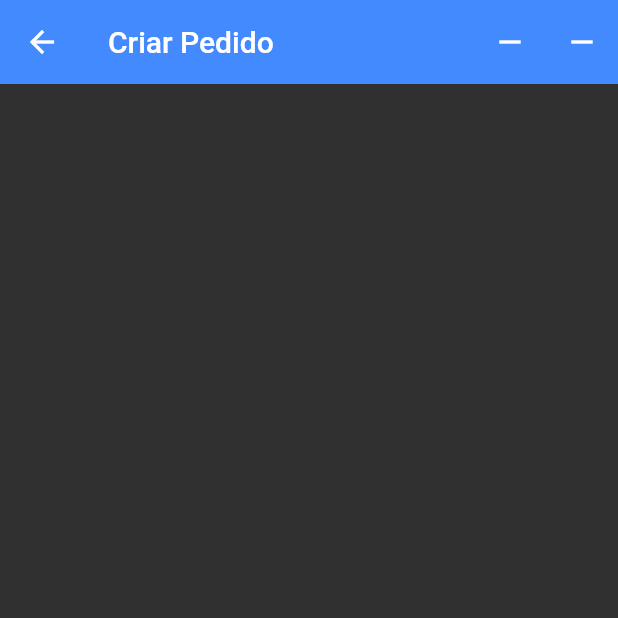
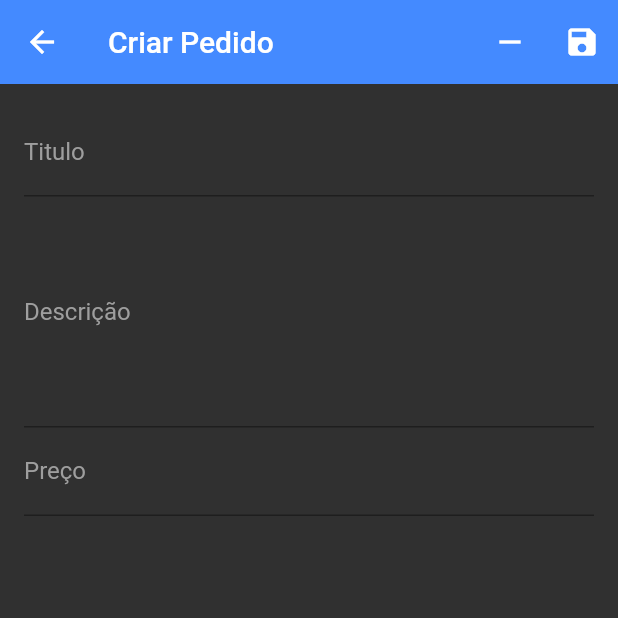
Before and after one commit to Greynowver/gerencia_loja, a Flutter app: the ProductScreen screen opened directly, on a phone screen of 412 x 824 dp, the top half of it. Run offline on Flutter 3.47's test engine with Material 2 defaults, Android fonts, the phone set to English and light mode, and no system bars; our stand-ins replace cloud_firestore, firebase_auth, flutter_speed_dial, rxdart, shimmer; missing offline and left inert: bloc_pattern; accounts and stored records are empty.

Commit message:
244. Exibindo Título, Descrição e preço do produto

```diff
--- a/lib/blocs/product_bloc.dart
+++ b/lib/blocs/product_bloc.dart
@@ -1,15 +1,36 @@
 import 'package:bloc_pattern/bloc_pattern.dart';
 import 'package:cloud_firestore/cloud_firestore.dart';
+import 'package:rxdart/rxdart.dart';
 
 class ProductBloc extends BlocBase {
+
+  final _dataController = BehaviorSubject<Map>();
+
+  Stream<Map> get outData => _dataController.stream;
 
   String categoryId;
   DocumentSnapshot product;
 
-  ProductBloc({this.product, this.categoryId});
+  Map<String, dynamic> unsavedData;
+
+  ProductBloc({this.product, this.categoryId}){
+    if(product != null){
+
+      unsavedData = Map.of(product.data);
+      unsavedData["images"] = List.of(product.data["images"]);
+      unsavedData["sizes"] = List.of(product.data["sizes"]);
+    } else {
+      unsavedData = {
+        "title" : null, "description" : null, "price" : null, "images": [], "sizes": []
+      };
+    }
+
+    _dataController.add(unsavedData);
+  }
 
   @override
   void dispose() {
+    _dataController.close();
   }
 
 }
--- a/lib/screens/product_screen.dart
+++ b/lib/screens/product_screen.dart
@@ -14,6 +14,19 @@ class ProductScreen extends StatelessWidget {
 
   @override
   Widget build(BuildContext context) {
+
+    InputDecoration _buildDecoration(String label){
+      return InputDecoration(
+        labelText: label,
+        labelStyle: TextStyle(color: Colors.grey)
+      );
+    }
+
+    final _fieldStyle = TextStyle(
+      color: Colors.white,
+      fontSize: 16,
+    );
+
     return Scaffold(
       backgroundColor: Colors.grey[850],
       appBar: AppBar(
@@ -27,7 +40,7 @@ class ProductScreen extends StatelessWidget {
               }
           ),
           IconButton(
-              icon: Icon(Icons.remove),
+              icon: Icon(Icons.save),
               onPressed: (){
 
               }
@@ -36,11 +49,39 @@ class ProductScreen extends StatelessWidget {
       ),
       body: Form(
         key: _formKey,
-        child: ListView(
-          padding: EdgeInsets.all(16),
-          children: <Widget>[
-
-          ],
+        child: StreamBuilder<Map>(
+          stream: _productBloc.outData,
+          builder: (context, snapshot) {
+            if(!snapshot.hasData) return Container();
+            return ListView(
+              padding: EdgeInsets.all(16),
+              children: <Widget>[
+                TextFormField(
+                  initialValue: snapshot.data["title"],
+                  style: _fieldStyle,
+                  decoration: _buildDecoration("Titulo"),
+                  onSaved: (t){},
+                  validator: (t){},
+                ),
+                TextFormField(
+                  initialValue: snapshot.data["description"],
+                  maxLines: 6,
+                  style: _fieldStyle,
+                  decoration: _buildDecoration("Descrição"),
+                  onSaved: (t){},
+                  validator: (t){},
+                ),
+                TextFormField(
+                  initialValue: snapshot.data["price"]?.toStringAsFixed(2),
+                  style: _fieldStyle,
+                  decoration: _buildDecoration("Preço"),
+                  keyboardType: TextInputType.numberWithOptions(decimal: true),
+                  onSaved: (t){},
+                  validator: (t){},
+                ),
+              ],
+            );
+          }
         ),
       ),
     );
--- a/lib/tabs/products_tab.dart
+++ b/lib/tabs/products_tab.dart
@@ -7,10 +7,10 @@ class ProductsTab extends StatefulWidget {
   _ProductsTabState createState() => _ProductsTabState();
 }
 
-class _ProductsTabState extends State<ProductsTab> with AutomaticKeepAliveClientMixin{
+class _ProductsTabState extends State<ProductsTab> {
   @override
   Widget build(BuildContext context) {
-    super.build(context);
+
 
     return FutureBuilder<QuerySnapshot>(
       future: Firestore.instance.collection("products").getDocuments(),
--- a/lib/widgets/order_tile.dart
+++ b/lib/widgets/order_tile.dart
@@ -1,7 +1,6 @@
 import 'package:cloud_firestore/cloud_firestore.dart';
 import 'package:flutter/cupertino.dart';
 import 'package:flutter/material.dart';
-import 'package:gerenciamento_loja/tabs/signature_tab.dart';
 import 'order_header.dart';
 
 class OrderTile extends StatelessWidget {
```
